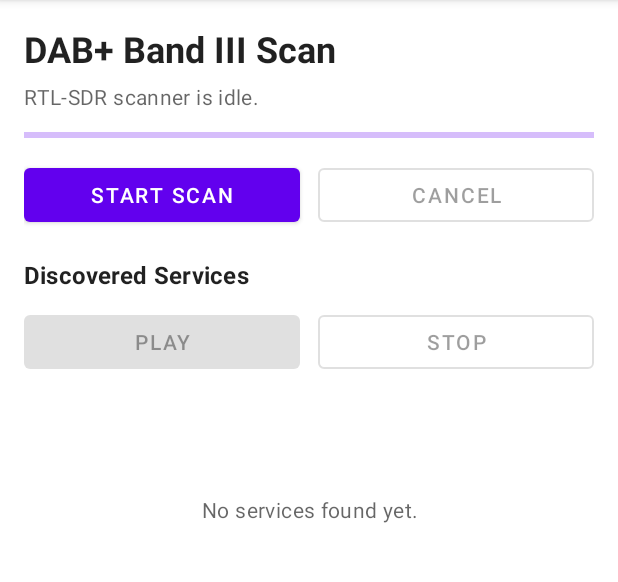
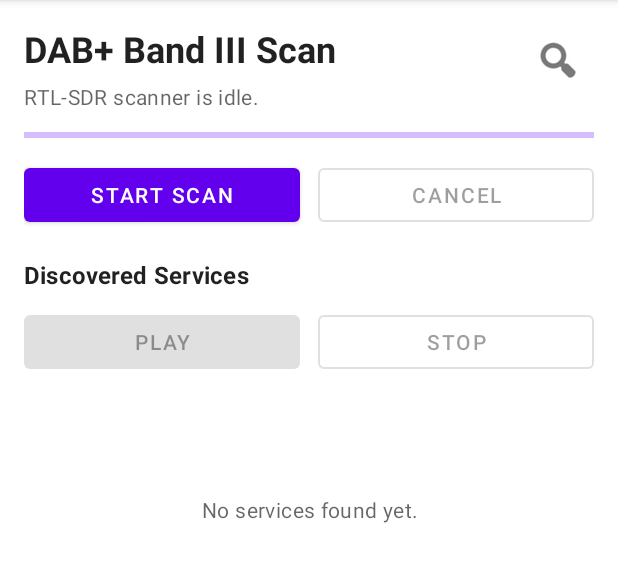
Before and after one commit to fpga-tom/dab-lib, an Android app: the screen it shows after launch (MainActivity), on a phone screen of 412 x 824 dp, the part 84-666 px from its top. Run offline under Robolectric (Android 15) with nearby library versions, the light colour scheme and no system bars; 3 statements that could not run were skipped.

Commit message:
Add scan controls toggle

```diff
--- a/adab/app/src/main/java/site/valron/adab/MainActivity.kt
+++ b/adab/app/src/main/java/site/valron/adab/MainActivity.kt
@@ -54,6 +54,7 @@ class MainActivity : AppCompatActivity() {
     private var playbackEngine: AacPlaybackEngine? = null
     private var receiverPrimedThisSession = false
     private var retuneService: ServiceRow? = null
+    private var scanControlsVisible = true
 
     private val usbPermissionReceiver = object : BroadcastReceiver() {
         override fun onReceive(context: Context, intent: Intent) {
@@ -125,8 +126,12 @@ class MainActivity : AppCompatActivity() {
         binding.cancelScanButton.setOnClickListener { requestCancel() }
         binding.playButton.setOnClickListener { startPlayback() }
         binding.stopButton.setOnClickListener { requestStopPlayback() }
+        binding.scanToggleButton.setOnClickListener {
+            setScanControlsVisible(!scanControlsVisible)
+        }
         registerUsbPermissionReceiver()
         loadPersistedServices()
+        setScanControlsVisible(services.isEmpty())
         renderServices()
         refreshUsbStatus()
     }
@@ -161,6 +166,7 @@ class MainActivity : AppCompatActivity() {
         services.clear()
         selectedService = null
         renderServices()
+        setScanControlsVisible(true)
         setPlaybackUi(false)
         setScanningUi(true)
         binding.scanProgress.progress = 0
@@ -512,6 +518,15 @@ class MainActivity : AppCompatActivity() {
         binding.startScanButton.isEnabled = !active && !scanning.get()
     }
 
+    private fun setScanControlsVisible(visible: Boolean) {
+        scanControlsVisible = visible
+        binding.scanControls.visibility = if (visible) View.VISIBLE else View.GONE
+        binding.scanToggleButton.contentDescription = getString(
+            if (visible) R.string.hide_scan_controls else R.string.show_scan_controls
+        )
+        binding.scanToggleButton.alpha = if (visible) 1.0f else 0.72f
+    }
+
     private fun refreshUsbStatus() {
         val device = findRtlsdrDevice()
         binding.statusText.text = when {
--- a/adab/app/src/main/res/layout/activity_main.xml
+++ b/adab/app/src/main/res/layout/activity_main.xml
@@ -12,11 +12,24 @@
         android:id="@+id/titleText"
         android:layout_width="0dp"
         android:layout_height="wrap_content"
+        android:layout_marginEnd="12dp"
         android:text="@string/scan_title"
         android:textAppearance="@style/TextAppearance.MaterialComponents.Headline5"
         android:textStyle="bold"
+        app:layout_constraintEnd_toStartOf="@id/scanToggleButton"
+        app:layout_constraintStart_toStartOf="parent"
+        app:layout_constraintTop_toTopOf="parent" />
+
+    <ImageButton
+        android:id="@+id/scanToggleButton"
+        android:layout_width="48dp"
+        android:layout_height="48dp"
+        android:background="?attr/selectableItemBackgroundBorderless"
+        android:contentDescription="@string/show_scan_controls"
+        android:padding="12dp"
+        android:src="@android:drawable/ic_menu_search"
+        android:tint="?android:attr/textColorPrimary"
         app:layout_constraintEnd_toEndOf="parent"
-        app:layout_constraintStart_toStartOf="parent"
         app:layout_constraintTop_toTopOf="parent" />
 
     <TextView
@@ -31,27 +44,30 @@
         app:layout_constraintStart_toStartOf="parent"
         app:layout_constraintTop_toBottomOf="@id/titleText" />
 
-    <com.google.android.material.progressindicator.LinearProgressIndicator
-        android:id="@+id/scanProgress"
+    <LinearLayout
+        android:id="@+id/scanControls"
         android:layout_width="0dp"
         android:layout_height="wrap_content"
         android:layout_marginTop="14dp"
-        android:max="38"
-        android:progress="0"
+        android:orientation="vertical"
         app:layout_constraintEnd_toEndOf="parent"
         app:layout_constraintStart_toStartOf="parent"
-        app:layout_constraintTop_toBottomOf="@id/statusText" />
+        app:layout_constraintTop_toBottomOf="@id/statusText">
+
+        <com.google.android.material.progressindicator.LinearProgressIndicator
+            android:id="@+id/scanProgress"
+            android:layout_width="match_parent"
+            android:layout_height="wrap_content"
+            android:max="38"
+            android:progress="0" />
 
         <LinearLayout
             android:id="@+id/buttonRow"
-        android:layout_width="0dp"
+            android:layout_width="match_parent"
             android:layout_height="wrap_content"
             android:layout_marginTop="14dp"
             android:gravity="center_vertical"
-        android:orientation="horizontal"
-        app:layout_constraintEnd_toEndOf="parent"
-        app:layout_constraintStart_toStartOf="parent"
-        app:layout_constraintTop_toBottomOf="@id/scanProgress">
+            android:orientation="horizontal">
 
             <com.google.android.material.button.MaterialButton
                 android:id="@+id/startScanButton"
@@ -70,6 +86,7 @@
                 android:enabled="false"
                 android:text="@string/cancel_scan" />
         </LinearLayout>
+    </LinearLayout>
 
     <TextView
         android:id="@+id/resultsHeaderText"
@@ -81,7 +98,7 @@
         android:textStyle="bold"
         app:layout_constraintEnd_toEndOf="parent"
         app:layout_constraintStart_toStartOf="parent"
-        app:layout_constraintTop_toBottomOf="@id/buttonRow" />
+        app:layout_constraintTop_toBottomOf="@id/scanControls" />
 
     <LinearLayout
         android:id="@+id/playbackRow"
--- a/adab/app/src/main/res/values/strings.xml
+++ b/adab/app/src/main/res/values/strings.xml
@@ -4,6 +4,8 @@
     <string name="scan_idle">RTL-SDR scanner is idle.</string>
     <string name="start_scan">Start Scan</string>
     <string name="cancel_scan">Cancel</string>
+    <string name="show_scan_controls">Show scan controls</string>
+    <string name="hide_scan_controls">Hide scan controls</string>
     <string name="play_service">Play</string>
     <string name="stop_playback">Stop</string>
     <string name="services_header">Discovered Services</string>
```
Lines whose indentation alone changed are shown as unchanged.
